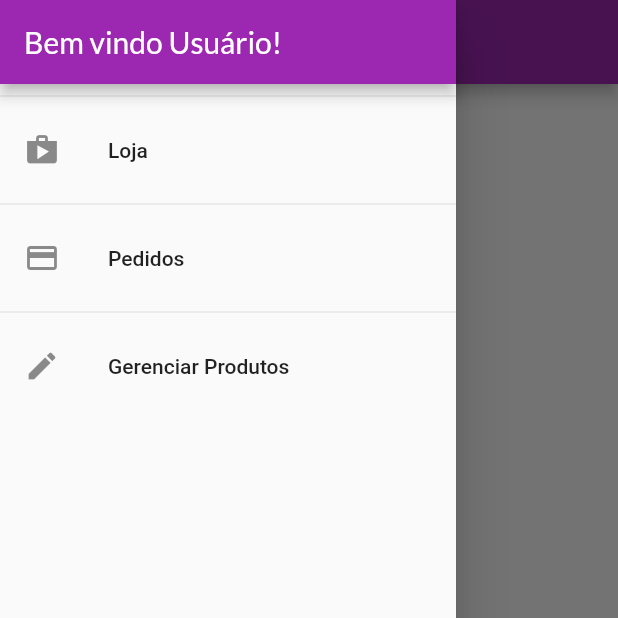
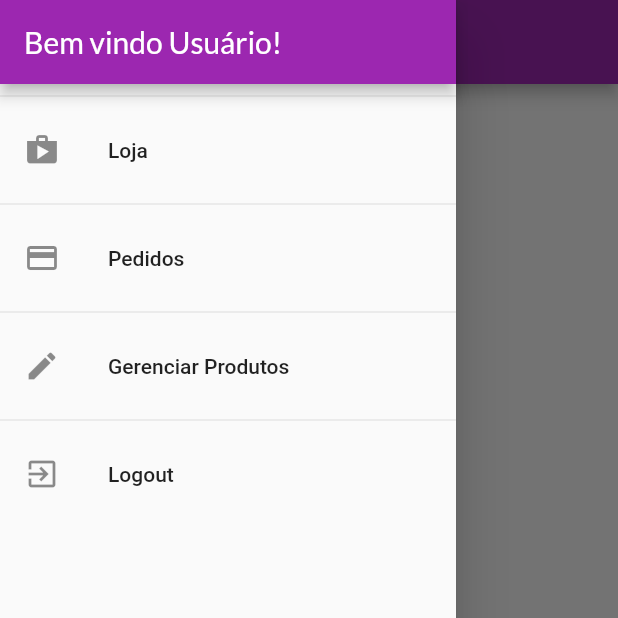
Before and after one commit to LuizRoberto18/shop_app, a Flutter app: the OrdersPage screen opened by its route, with the side drawer open, on a phone screen of 412 x 824 dp, the top half of it. Run offline on Flutter 3.47's test engine with Material 2 defaults, Android fonts, the phone set to English and light mode, and no system bars; our stand-ins replace shared_preferences; accounts and stored records are empty; network calls fail.

Commit message:
finalizando validação de token, criando modelo de store para resgatar os dados do usuario, adicionando logout, persistencia de dados para login, fazendo verificações com os dados do usuario, criando login e logout automatico e alterando regras do realtime no firebase

```diff
--- a/lib/components/app_drawer.dart
+++ b/lib/components/app_drawer.dart
@@ -1,5 +1,8 @@
 import 'package:flutter/material.dart';
+import 'package:provider/provider.dart';
 import 'package:shop_app/utils/app_routes.dart';
+
+import '../models/auth.dart';
 
 class AppDrawer extends StatelessWidget {
   const AppDrawer({Key? key}) : super(key: key);
@@ -37,6 +40,18 @@ class AppDrawer extends StatelessWidget {
               Navigator.of(context).pushReplacementNamed(AppRoutes.products);
             },
           ),
+          const Divider(),
+          ListTile(
+            leading: const Icon(Icons.exit_to_app),
+            title: const Text("Logout"),
+            onTap: () {
+              Provider.of<Auth>(
+                context,
+                listen: false,
+              ).logout();
+               Navigator.of(context).pushReplacementNamed(AppRoutes.authOrHome);
+            },
+          ),
         ],
       ),
     );
--- a/lib/components/product_grid_item.dart
+++ b/lib/components/product_grid_item.dart
@@ -24,7 +24,10 @@ class ProductGridItem extends StatelessWidget {
           leading: Consumer<Product>(
             builder: (ctx, product, _) => IconButton(
               onPressed: () {
-                product.toggleFavorite(auth.token ?? '');
+                product.toggleFavorite(
+                  auth.token ?? '',
+                  auth.userId ?? '',
+                );
               },
               icon: Icon(
                 product.isFavorite ? Icons.favorite : Icons.favorite_border,
--- a/lib/models/order_list.dart
+++ b/lib/models/order_list.dart
@@ -10,8 +10,13 @@ import 'order.dart';
 class OrderList with ChangeNotifier {
   List<Order> _items = [];
   final String _token;
+  final String _userId;
 
-  OrderList(this._token, this._items);
+  OrderList([
+    this._token = '',
+    this._userId = '',
+    this._items = const [],
+  ]);
 
   List<Order> get items {
     return [..._items];
@@ -24,7 +29,7 @@ class OrderList with ChangeNotifier {
   Future<void> addOrder(Cart cart) async {
     final date = DateTime.now();
     final response = await http.post(
-      Uri.parse("${Constants.orderBaseUrl}.json?auth=$_token"),
+      Uri.parse("${Constants.orderBaseUrl}/$_userId.json?auth=$_token"),
       body: jsonEncode(
         {
           "total": cart.totalAmount,
@@ -57,7 +62,7 @@ class OrderList with ChangeNotifier {
   Future<void> loadOrders() async {
     List<Order> items = [];
     final response = await http.get(
-      Uri.parse("${Constants.orderBaseUrl}.json?auth=$_token"),
+      Uri.parse("${Constants.orderBaseUrl}/$_userId.json?auth=$_token"),
     );
     if (response.body == "null") return;
     Map<String, dynamic> data = jsonDecode(response.body);
--- a/lib/models/product_list.dart
+++ b/lib/models/product_list.dart
@@ -10,13 +10,18 @@ import '../utils/constants.dart';
 
 class ProductList with ChangeNotifier {
   final String _token;
+  final String _userId;
   List<Product> _items = [];
 
   List<Product> get items => [..._items];
 
   List<Product> get favoriteItems => _items.where((product) => product.isFavorite).toList();
 
-  ProductList(this._token, this._items);
+  ProductList([
+    this._token = '',
+    this._userId = '',
+    this._items = const [],
+  ]);
 
   int get itemsCount {
     return _items.length;
@@ -28,8 +33,16 @@ class ProductList with ChangeNotifier {
       Uri.parse("${Constants.productBaseUrl}.json?auth=$_token"),
     );
     if (response.body == 'null') return;
+    final favResponse = await http.get(
+      Uri.parse(
+        "${Constants.userFavorites}/$_userId.json?auth=$_token",
+      ),
+    );
+    Map<String, dynamic> favData = favResponse.body == 'null' ? {} : jsonDecode(favResponse.body);
+
     Map<String, dynamic> data = jsonDecode(response.body);
     data.forEach((productId, productData) {
+      final isFavorite = favData[productId] ?? false;
       _items.add(
         Product(
           id: productId.toString(),
@@ -37,7 +50,7 @@ class ProductList with ChangeNotifier {
           description: productData['description'],
           price: productData['price'],
           imageUrl: productData['imageUrl'],
-          isFavorite: productData['isFavorite'],
+          isFavorite: isFavorite,
         ),
       );
     });
@@ -113,7 +126,6 @@ class ProductList with ChangeNotifier {
           "description": product.description,
           "price": product.price,
           "imageUrl": product.imageUrl,
-          "isFavorite": product.isFavorite,
         },
       ),
     );
@@ -126,7 +138,6 @@ class ProductList with ChangeNotifier {
           description: product.description,
           price: product.price,
           imageUrl: product.imageUrl,
-          isFavorite: product.isFavorite,
         ),
       );
 
--- a/lib/pages/orders_page.dart
+++ b/lib/pages/orders_page.dart
@@ -21,7 +21,7 @@ class OrdersPage extends StatelessWidget {
       drawer: const AppDrawer(),
       body: FutureBuilder(
         future: Provider.of<OrderList>(context, listen: false).loadOrders(),
-        builder: (context, snapshot) {
+        builder: (context, AsyncSnapshot snapshot) {
           if (snapshot.connectionState == ConnectionState.waiting) {
             return const Center(
               child: CircularProgressIndicator(),
@@ -29,6 +29,15 @@ class OrdersPage extends StatelessWidget {
           } else if (snapshot.error != null) {
             return const Center(
               child: Text("Ocorreu um erro!"),
+            );
+            //TODO verificar se a lista está vazia
+          } else if (snapshot.hasData == null) {
+            return Center(
+              child: Text(
+                "Não existe pedidos no momento.",
+                style: Theme.of(context).textTheme.headline4,
+                textAlign: TextAlign.center,
+              ),
             );
           } else {
             return RefreshIndicator(
--- a/lib/utils/constants.dart
+++ b/lib/utils/constants.dart
@@ -1,4 +1,5 @@
 class Constants {
+  static const userFavorites = "https://shopapp-1f297-default-rtdb.firebaseio.com/userFavorites";
   static const productBaseUrl = "https://shopapp-1f297-default-rtdb.firebaseio.com/products";
   static const orderBaseUrl = "https://shopapp-1f297-default-rtdb.firebaseio.com/orders";
 }
--- a/pubspec.yaml
+++ b/pubspec.yaml
@@ -32,6 +32,7 @@ dependencies:
   provider: ^6.0.4
   intl: ^0.17.0
   http: ^0.13.5
+  shared_preferences: ^2.0.15
 
 
   # The following adds the Cupertino Icons font to your application.
```
Also changed, not shown: lib/data/store.dart (added, +32 -0 lines), lib/main.dart (+5 -3 lines), lib/models/auth.dart (+56 -0 lines), lib/models/product.dart (+6 -6 lines), lib/pages/auth_or_home_page.dart (+14 -1 lines), pubspec.lock.
